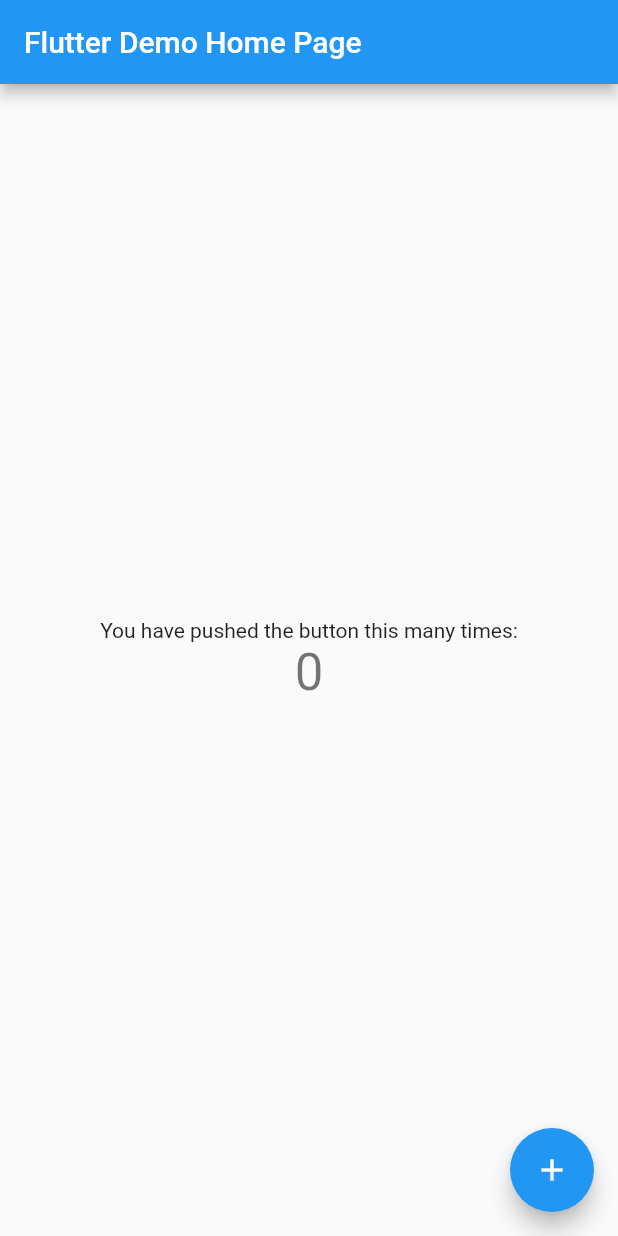
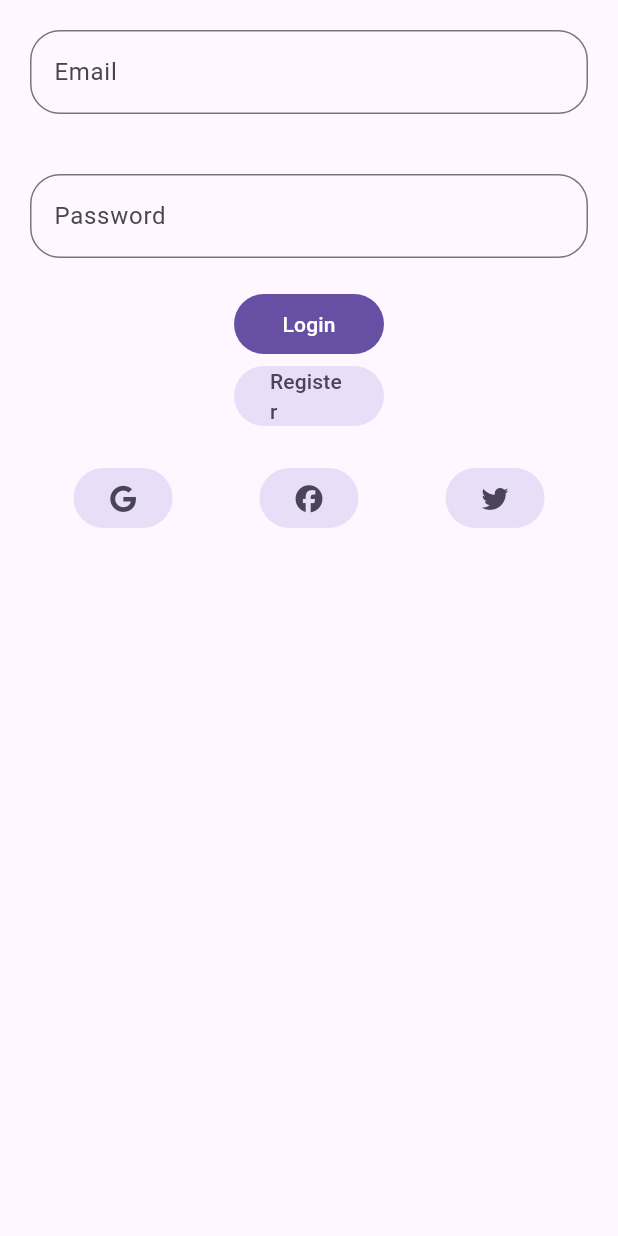
Before and after one commit to imtiendat0311/Study-Buddy, a Flutter app: the screen it shows after launch, on a phone screen of 412 x 824 dp. Run offline on Flutter 3.47's test engine with Material 2 defaults, Android fonts, the phone set to English and light mode, and no system bars; our stand-ins replace firebase_auth, firebase_core, font_awesome_flutter; accounts and stored records are empty.

Commit message:
adding login home

```diff
--- /dev/null
+++ b/lib/component/button_filled.dart
@@ -0,0 +1,11 @@
+import 'package:flutter/src/widgets/framework.dart';
+import 'package:flutter/src/widgets/placeholder.dart';
+
+class MyWidget extends StatelessWidget {
+  const MyWidget({super.key});
+
+  @override
+  Widget build(BuildContext context) {
+    return const Placeholder();
+  }
+}
--- /dev/null
+++ b/lib/component/input_text.dart
@@ -0,0 +1,26 @@
+import 'package:flutter/material.dart';
+
+class InputText extends StatelessWidget {
+  final String text;
+  final bool isHide;
+  final TextEditingController controller;
+  const InputText({
+    super.key,
+    required this.isHide,
+    required this.text,
+    required this.controller,
+  });
+
+  @override
+  Widget build(BuildContext context) {
+    return TextField(
+      controller: controller,
+      obscureText: isHide,
+      decoration: InputDecoration(
+        labelText: text,
+        border: const OutlineInputBorder(
+            borderRadius: BorderRadius.all(Radius.circular(20))),
+      ),
+    );
+  }
+}
--- a/lib/main.dart
+++ b/lib/main.dart
@@ -1,120 +1,80 @@
+import 'package:firebase_auth/firebase_auth.dart';
 import 'package:flutter/material.dart';
 import 'package:firebase_core/firebase_core.dart';
 import 'firebase_options.dart';
+import 'scene/login.dart';
+import 'scene/register.dart';
+import 'scene/home.dart';
 
 void main() async {
-  runApp(const MyApp());
+  WidgetsFlutterBinding.ensureInitialized();
+
   await Firebase.initializeApp(
     options: DefaultFirebaseOptions.currentPlatform,
   );
+  runApp(const MyApp());
 }
 
 class MyApp extends StatelessWidget {
   const MyApp({super.key});
 
-  // This widget is the root of your application.
   @override
   Widget build(BuildContext context) {
     return MaterialApp(
-      title: 'Flutter Demo',
-      theme: ThemeData(
-        // This is the theme of your application.
-        //
-        // Try running your application with "flutter run". You'll see the
-        // application has a blue toolbar. Then, without quitting the app, try
-        // changing the primarySwatch below to Colors.green and then invoke
-        // "hot reload" (press "r" in the console where you ran "flutter run",
-        // or simply save your changes to "hot reload" in a Flutter IDE).
-        // Notice that the counter didn't reset back to zero; the application
-        // is not restarted.
-        primarySwatch: Colors.blue,
-      ),
-      home: const MyHomePage(title: 'Flutter Demo Home Page'),
+      debugShowCheckedModeBanner: false,
+      theme: ThemeData(useMaterial3: true),
+      initialRoute: FirebaseAuth.instance.currentUser == null ? '/login' : '/',
+      routes: {
+        '/': (context) => const Home(),
+        '/login': (context) => const Login(),
+        '/register': (context) => const Register(),
+      },
     );
   }
 }
 
-class MyHomePage extends StatefulWidget {
-  const MyHomePage({super.key, required this.title});
+// class MyHomePage extends StatefulWidget {
+//   const MyHomePage({super.key, required this.title});
+//   final String title;
 
-  // This widget is the home page of your application. It is stateful, meaning
-  // that it has a State object (defined below) that contains fields that affect
-  // how it looks.
+//   @override
+//   State<MyHomePage> createState() => _MyHomePageState();
+// }
 
-  // This class is the configuration for the state. It holds the values (in this
-  // case the title) provided by the parent (in this case the App widget) and
-  // used by the build method of the State. Fields in a Widget subclass are
-  // always marked "final".
+// class _MyHomePageState extends State<MyHomePage> {
+//   int _counter = 0;
 
-  final String title;
+//   void _incrementCounter() {
+//     setState(() {
+//       _counter++;
+//     });
+//   }
 
-  @override
-  State<MyHomePage> createState() => _MyHomePageState();
-}
-
-class _MyHomePageState extends State<MyHomePage> {
-  int _counter = 0;
-
-  void _incrementCounter() {
-    setState(() {
-      // This call to setState tells the Flutter framework that something has
-      // changed in this State, which causes it to rerun the build method below
-      // so that the display can reflect the updated values. If we changed
-      // _counter without calling setState(), then the build method would not be
-      // called again, and so nothing would appear to happen.
-      _counter++;
-    });
-  }
-
-  @override
-  Widget build(BuildContext context) {
-    // This method is rerun every time setState is called, for instance as done
-    // by the _incrementCounter method above.
-    //
-    // The Flutter framework has been optimized to make rerunning build methods
-    // fast, so that you can just rebuild anything that needs updating rather
-    // than having to individually change instances of widgets.
-    return Scaffold(
-      appBar: AppBar(
-        // Here we take the value from the MyHomePage object that was created by
-        // the App.build method, and use it to set our appbar title.
-        title: Text(widget.title),
-      ),
-      body: Center(
-        // Center is a layout widget. It takes a single child and positions it
-        // in the middle of the parent.
-        child: Column(
-          // Column is also a layout widget. It takes a list of children and
-          // arranges them vertically. By default, it sizes itself to fit its
-          // children horizontally, and tries to be as tall as its parent.
-          //
-          // Invoke "debug painting" (press "p" in the console, choose the
-          // "Toggle Debug Paint" action from the Flutter Inspector in Android
-          // Studio, or the "Toggle Debug Paint" command in Visual Studio Code)
-          // to see the wireframe for each widget.
-          //
-          // Column has various properties to control how it sizes itself and
-          // how it positions its children. Here we use mainAxisAlignment to
-          // center the children vertically; the main axis here is the vertical
-          // axis because Columns are vertical (the cross axis would be
-          // horizontal).
-          mainAxisAlignment: MainAxisAlignment.center,
-          children: <Widget>[
-            const Text(
-              'You have pushed the button this many times:',
-            ),
-            Text(
-              '$_counter',
-              style: Theme.of(context).textTheme.headlineMedium,
-            ),
-          ],
-        ),
-      ),
-      floatingActionButton: FloatingActionButton(
-        onPressed: _incrementCounter,
-        tooltip: 'Increment',
-        child: const Icon(Icons.add),
-      ), // This trailing comma makes auto-formatting nicer for build methods.
-    );
-  }
-}
+//   @override
+//   Widget build(BuildContext context) {
+//     return Scaffold(
+//       appBar: AppBar(
+//         title: Text(widget.title),
+//       ),
+//       body: Center(
+//         child: Column(
+//           mainAxisAlignment: MainAxisAlignment.center,
+//           children: <Widget>[
+//             const Text(
+//               'You have pushed the button this many times:',
+//             ),
+//             Text(
+//               '$_counter',
+//               style: Theme.of(context).textTheme.headlineMedium,
+//             ),
+//           ],
+//         ),
+//       ),
+//       floatingActionButton: FloatingActionButton(
+//         onPressed: _incrementCounter,
+//         tooltip: 'Increment',
+//         child: const Icon(Icons.add),
+//       ),
+//     );
+//   }
+// }
--- /dev/null
+++ b/lib/scene/home.dart
@@ -0,0 +1,27 @@
+import 'package:firebase_auth/firebase_auth.dart';
+import 'package:flutter/material.dart';
+import 'package:font_awesome_flutter/font_awesome_flutter.dart';
+
+class Home extends StatefulWidget {
+  const Home({super.key});
+
+  @override
+  State<Home> createState() => _HomeState();
+}
+
+class _HomeState extends State<Home> {
+  @override
+  Widget build(BuildContext context) {
+    return SafeArea(
+        child: Column(
+      children: [
+        FilledButton.icon(
+            onPressed: () async {
+              await FirebaseAuth.instance.signOut();
+            },
+            icon: Icon(FontAwesomeIcons.doorClosed),
+            label: Text("log out"))
+      ],
+    ));
+  }
+}
--- /dev/null
+++ b/lib/scene/login.dart
@@ -0,0 +1,98 @@
+import 'package:flutter/material.dart';
+import '../component/input_text.dart';
+import 'package:font_awesome_flutter/font_awesome_flutter.dart';
+import 'package:firebase_auth/firebase_auth.dart';
+
+final emailController = TextEditingController();
+final passController = TextEditingController();
+
+class Login extends StatefulWidget {
+  const Login({super.key});
+  @override
+  State<Login> createState() => LoginState();
+}
+
+class LoginState extends State<Login> {
+  void _printLatestValue() {
+    print('email: ${emailController.text} pass: ${passController.text}');
+  }
+
+  @override
+  void initState() {
+    super.initState();
+
+    // Start listening to changes.
+    emailController.addListener(_printLatestValue);
+    passController.addListener(_printLatestValue);
+  }
+
+  @override
+  void dispose() {
+    emailController.dispose();
+    passController.dispose();
+    super.dispose();
+  }
+
+  @override
+  Widget build(BuildContext context) {
+    return Scaffold(
+        body: SafeArea(
+            child: Padding(
+      padding: const EdgeInsets.all(20),
+      child: Column(children: <Widget>[
+        InputText(
+          isHide: false,
+          text: "Email",
+          controller: emailController,
+        ),
+        const SizedBox(
+          height: 40,
+        ),
+        InputText(
+          isHide: true,
+          text: "Password",
+          controller: passController,
+        ),
+        const SizedBox(
+          height: 20,
+        ),
+        SizedBox(
+          width: 100,
+          child: FilledButton(
+              onPressed: () async {
+                try {
+                  final credential = await FirebaseAuth.instance
+                      .signInWithEmailAndPassword(
+                        email: emailController.text,
+                        password: passController.text,
+                      )
+                      .then((value) =>
+                          Navigator.of(context).pushReplacementNamed('/'));
+                } on FirebaseAuthException catch (e) {}
+              },
+              child: const Text("Login")),
+        ),
+        SizedBox(
+            width: 100,
+            child: FilledButton.tonal(
+                onPressed: () {}, child: const Text("Register"))),
+        const SizedBox(
+          height: 20,
+        ),
+        Row(
+          mainAxisAlignment: MainAxisAlignment.spaceAround,
+          children: [
+            FilledButton.tonal(
+              onPressed: () {},
+              child: const Icon(FontAwesomeIcons.google),
+            ),
+            FilledButton.tonal(
+                onPressed: () {}, child: const Icon(FontAwesomeIcons.facebook)),
+            FilledButton.tonal(
+                onPressed: () {}, child: const Icon(FontAwesomeIcons.twitter))
+          ],
+        )
+      ]),
+    )));
+  }
+}
--- /dev/null
+++ b/lib/scene/register.dart
@@ -0,0 +1,17 @@
+import 'package:flutter/material.dart';
+import 'package:flutter/src/widgets/framework.dart';
+import 'package:flutter/src/widgets/placeholder.dart';
+
+class Register extends StatefulWidget {
+  const Register({super.key});
+
+  @override
+  State<Register> createState() => RegisterState();
+}
+
+class RegisterState extends State<Register> {
+  @override
+  Widget build(BuildContext context) {
+    return Text("Reg");
+  }
+}
```
Also changed, not shown: pubspec.yaml (+3 -5 lines), pubspec.lock.
